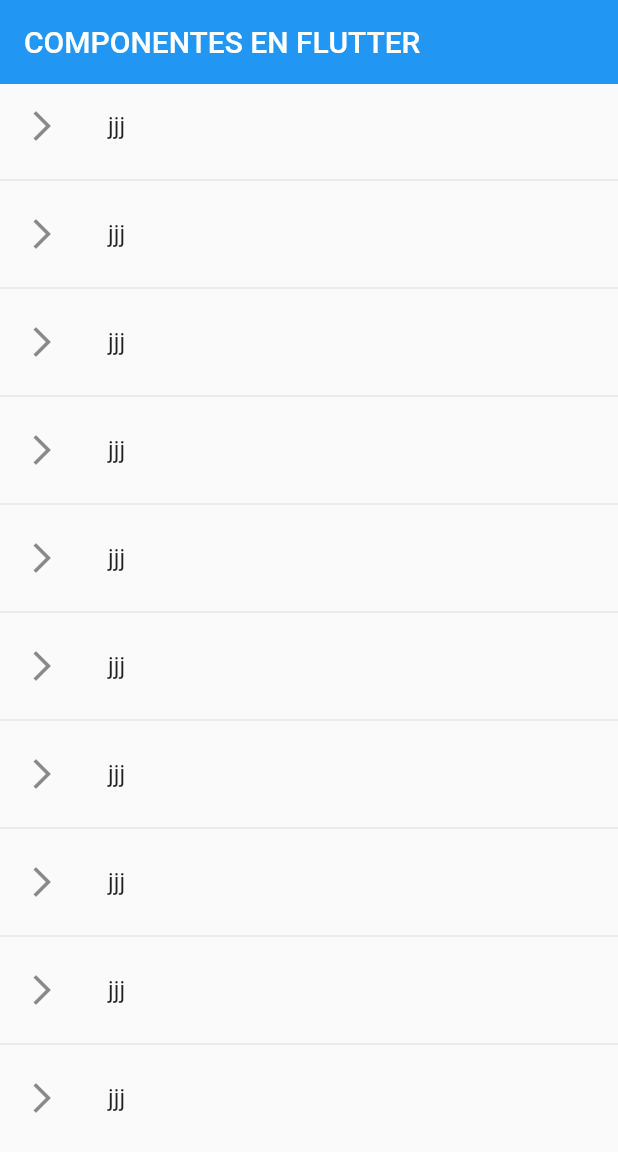
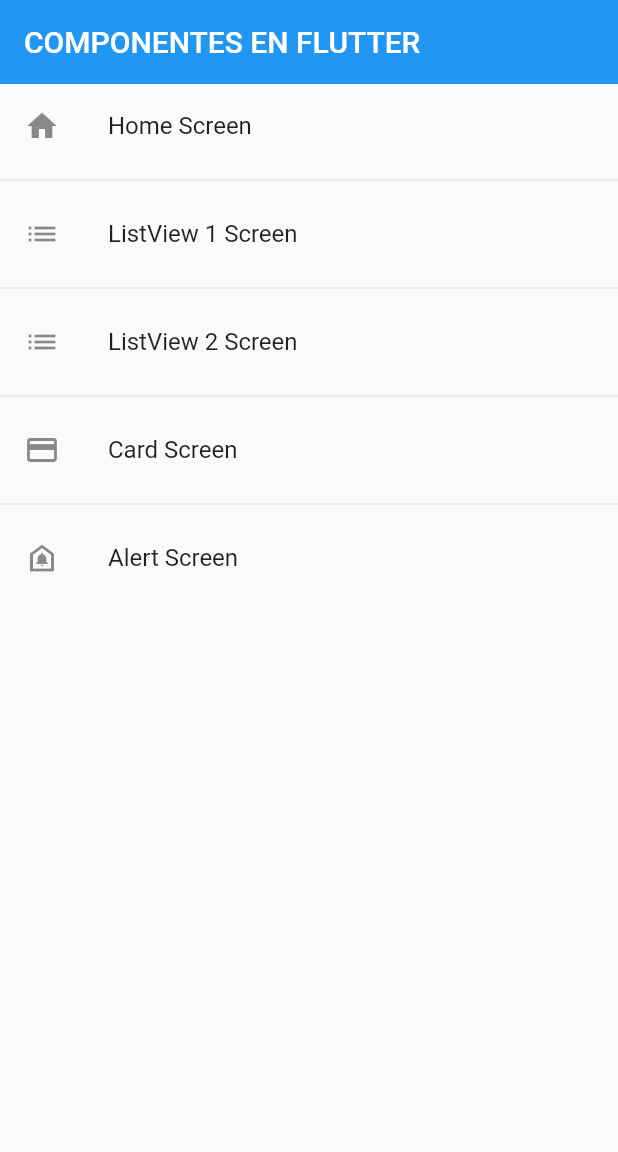
Before and after one commit to juanfranciscocis/FLUTTER-COMPONENTS, a Flutter app: the screen it shows after launch, on a phone screen of 412 x 824 dp. Shown: the top 1152 px of the screen. Run offline on Flutter 3.47's test engine with Material 2 defaults, Android fonts, the light colour scheme and no system bars.

Commit message:
RUTAS DE LA APLICACION!

```diff
--- a/lib/main.dart
+++ b/lib/main.dart
@@ -16,8 +16,8 @@
       debugShowCheckedModeBanner: false,
       title: 'Material App',
       initialRoute: AppRoutes.initialRoute,
-      routes:AppRoutes.routes, //ROUTES ARE THE WAY TO NAVIGATE BETWEEN SCREENS!!!,
-      onGenerateRoute: AppRoutes.onGenerateRoute, //ON GENERATE ROUTE IS THE WAY TO NAVIGATE BETWEEN SCREENS!!!,;
+      routes:AppRoutes.getAppRoutes(), //ROUTES
+      onGenerateRoute: AppRoutes.onGenerateRoute, //ON GENERATE ROUTE IS THE WAY TO NAVIGATE BETWEEN SCREENS!!!
     );
   }
 
--- /dev/null
+++ b/lib/models/menu_option.dart
@@ -0,0 +1,20 @@
+import 'package:flutter/cupertino.dart' show IconData, Widget;
+
+class MenuOption{
+  final String route;
+  final IconData icon;
+  final String name;
+  final Widget screen;
+
+  MenuOption(
+      {required this.route,
+        required this.icon,
+        required this.name,
+        required this.screen}
+      );
+
+
+
+
+
+}
--- /dev/null
+++ b/lib/models/models.dart
@@ -0,0 +1,2 @@
+
+export 'package:fl_components_new/models/menu_option.dart';
--- a/lib/router/app_routes.dart
+++ b/lib/router/app_routes.dart
@@ -1,6 +1,7 @@
 
 
 
+import 'package:fl_components_new/models/models.dart';
 import 'package:flutter/material.dart';
 
 import '../screens/alert_screen.dart';
@@ -14,17 +15,36 @@
   //DATA MEMBERS
   static const String initialRoute = 'home';
 
-  static  Map<String,Widget Function(BuildContext)>routes= {
+  static final menuOptions = <MenuOption> [
+    MenuOption(route: 'home', icon: Icons.home, name: 'Home Screen', screen: HomeScreen()),
+    MenuOption(route: 'listView1', icon: Icons.list, name: 'ListView 1 Screen', screen: ListView1Screen()),
+    MenuOption(route: 'listView2', icon: Icons.list, name: 'ListView 2 Screen', screen: ListView2Screen()),
+    MenuOption(route: 'card', icon: Icons.credit_card, name: 'Card Screen', screen: CardScreen()),
+    MenuOption(route: 'alert', icon: Icons.doorbell_outlined, name: 'Alert Screen', screen: AlertScreen()),
+  ];
+
+/*  static  Map<String,Widget Function(BuildContext)>routes= {
     'home': (context) => const HomeScreen(),
     'listView1': (context) => const ListView1Screen(),
     'listView2': (context) => const ListView2Screen(),
     'alert': (context) => const AlertScreen(),
     'card': (context) => const CardScreen(),
-  };
+  };*/
+
+  static Map<String,Widget Function(BuildContext)>getAppRoutes(){
+    Map<String, Widget Function(BuildContext)> appRoutes= {} ;
+
+    for (final option in menuOptions){
+      appRoutes.addAll({option.route: (context) => option.screen});
+    }
+
+    return appRoutes;
+
+  }
 
   static Route<dynamic> onGenerateRoute (RouteSettings settings){
     return MaterialPageRoute(
-        builder: (context)=> const AlertScreen()
+        builder: (context)=> const HomeScreen()
     );
   }
 
--- a/lib/screens/home_screen.dart
+++ b/lib/screens/home_screen.dart
@@ -1,3 +1,4 @@
+import 'package:fl_components_new/router/app_routes.dart';
 import 'package:flutter/material.dart';
 
 import 'listview1_screen.dart';
@@ -20,20 +21,17 @@
       body: ListView.separated(
           itemBuilder: (context, index){
             return ListTile(
-              title: const Text("jjj"),
-              leading: const Icon(Icons.arrow_forward_ios_outlined),
+              title: Text(AppRoutes.menuOptions[index].name),
+              leading: Icon(AppRoutes.menuOptions[index].icon),
               onTap: (){
-
-                final route = MaterialPageRoute(builder: (context) => const ListView1Screen());
-                Navigator.pushNamed(context,'listView2'); //NAVIGATE TO THE LIST VIEW 1 SCREEN!!! , pushReplacement is the method to replace the current screen with the new one(login)!!!
-
+                Navigator.pushNamed(context, AppRoutes.menuOptions[index].route); //NAVIGATE TO THE SCREEN
               },
             );
           },
           separatorBuilder: (context, index){
             return const Divider();
           },
-          itemCount: 10
+          itemCount: AppRoutes.menuOptions.length
       )
     );
   }
```
